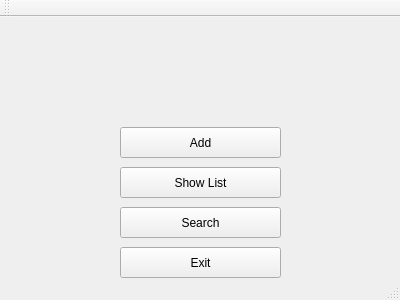
Old version of the form mainmenuwindow.ui in the repository stefanv15/verklegtNamskeid_skil3.
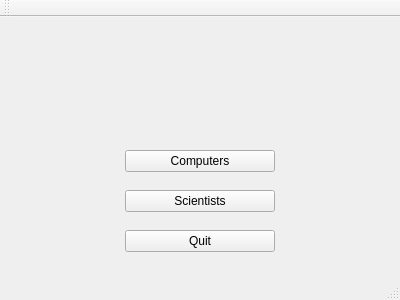
New version of the form.

Diff of the .ui file:
```diff
--- a/mainmenuwindow.ui
+++ b/mainmenuwindow.ui
@@ -14,60 +14,44 @@
    <string>MainWindow</string>
   </property>
   <widget class="QWidget" name="centralWidget">
-   <widget class="QToolButton" name="Add">
+   <widget class="QWidget" name="verticalLayoutWidget">
     <property name="geometry">
      <rect>
       <x>120</x>
       <y>110</y>
-      <width>161</width>
-      <height>31</height>
+      <width>160</width>
+      <height>151</height>
      </rect>
     </property>
-    <property name="autoFillBackground">
-     <bool>false</bool>
-    </property>
-    <property name="text">
-     <string>Add</string>
-    </property>
-   </widget>
-   <widget class="QToolButton" name="ShowList">
-    <property name="geometry">
-     <rect>
-      <x>120</x>
-      <y>150</y>
-      <width>161</width>
-      <height>31</height>
-     </rect>
-    </property>
+    <layout class="QVBoxLayout" name="verticalLayout">
+     <property name="leftMargin">
+      <number>5</number>
+     </property>
+     <property name="rightMargin">
+      <number>5</number>
+     </property>
+     <item>
+      <widget class="QPushButton" name="pushButton_2">
     <property name="text">
-     <string>Show List</string>
-    </property>
-   </widget>
-   <widget class="QToolButton" name="Search">
-    <property name="geometry">
-     <rect>
-      <x>120</x>
-      <y>190</y>
-      <width>161</width>
-      <height>31</height>
-     </rect>
-    </property>
+        <string>Computers</string>
+       </property>
+      </widget>
+     </item>
+     <item>
+      <widget class="QPushButton" name="pushButton">
     <property name="text">
-     <string>Search</string>
-    </property>
-   </widget>
-   <widget class="QToolButton" name="Exit">
-    <property name="geometry">
-     <rect>
-      <x>120</x>
-      <y>230</y>
-      <width>161</width>
-      <height>31</height>
-     </rect>
-    </property>
+        <string>Scientists</string>
+       </property>
+      </widget>
+     </item>
+     <item>
+      <widget class="QPushButton" name="pushButton_3">
     <property name="text">
-     <string>Exit</string>
-    </property>
+        <string>Quit</string>
+       </property>
+      </widget>
+     </item>
+    </layout>
    </widget>
   </widget>
   <widget class="QToolBar" name="mainToolBar">
```
Lines whose indentation alone changed are shown as unchanged.
